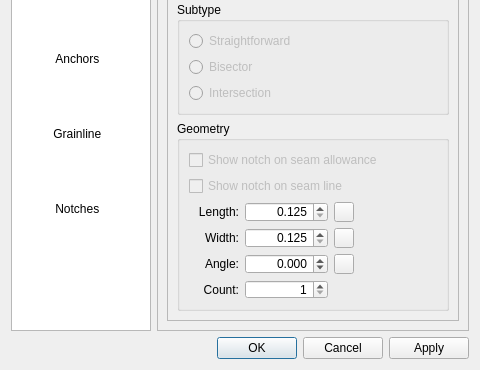
Above: src/libs/vtools/dialogs/tools/piece/pattern_piece_dialog.ui from FashionFreedom/Seamly2D before the change; both pictures show x 0 to 480 and y 260 to 630 of the 480 by 630 pixel window. Below: the same form after it.
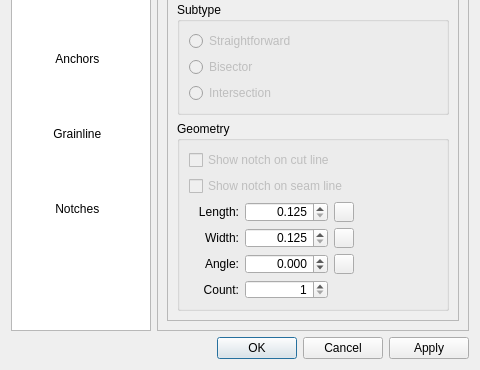
That is the form after the change. The open tabs and pages were chosen to show the change. Icons and pictures are not drawn. Custom widgets are drawn as their Qt base class.

Commit message:
refactor: change text seam allowance  to cut line
Changes the text "show notch on seam allowance" to "show notch on cut line" in for notches in the Prefs and Piece tool dialog.

```diff
--- a/src/libs/vtools/dialogs/tools/piece/pattern_piece_dialog.ui
+++ b/src/libs/vtools/dialogs/tools/piece/pattern_piece_dialog.ui
@@ -4760,8 +4760,8 @@
              <rect>
               <x>0</x>
               <y>0</y>
-              <width>235</width>
-              <height>542</height>
+              <width>292</width>
+              <height>559</height>
              </rect>
             </property>
             <layout class="QVBoxLayout" name="verticalLayout_8">
@@ -5045,7 +5045,7 @@
                    <string>This option has effect only if the second notch on seam line is enabled in global preferences. The option helps disable the second notch for this notch only.</string>
                   </property>
                   <property name="text">
-                   <string>Show notch on seam allowance</string>
+                   <string>Show notch on cut line</string>
                   </property>
                  </widget>
                 </item>
```
Left out of the diff: 11 changed lines with no effect on the pictures. The commit also changes 1 other file.
